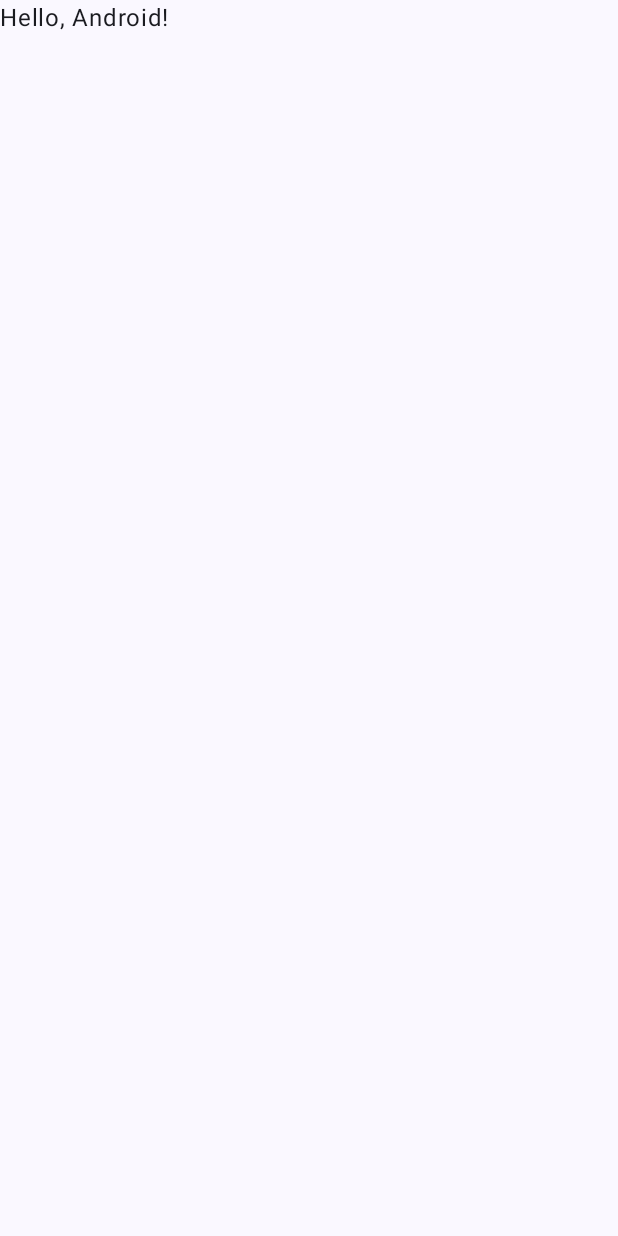
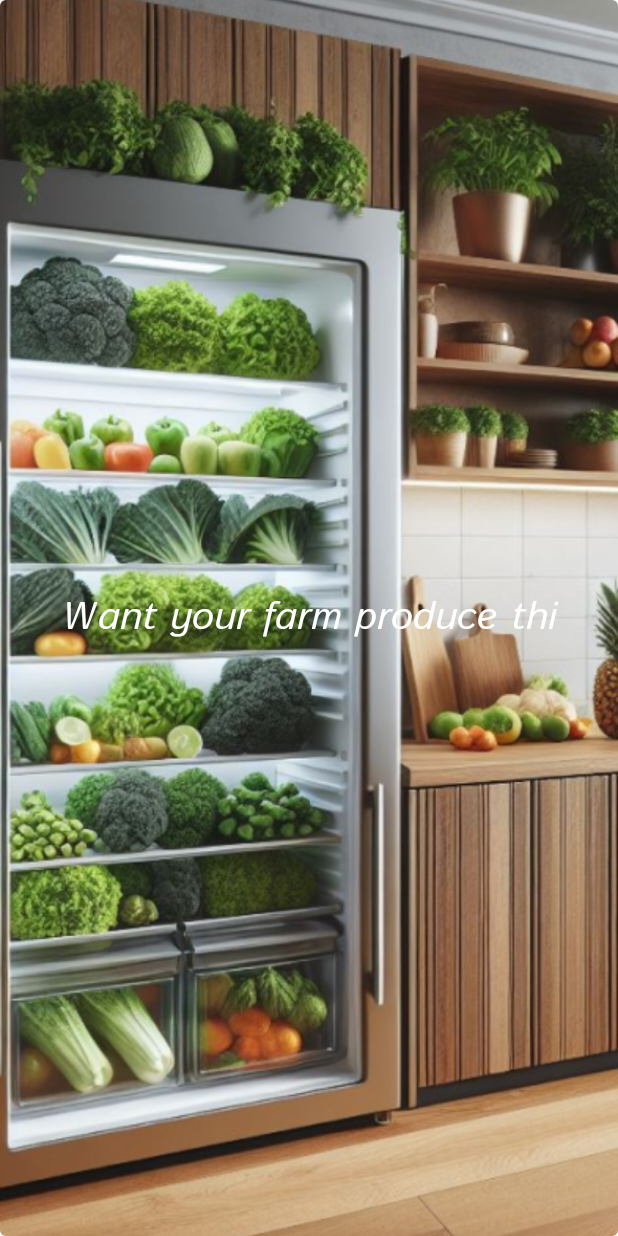
Before and after one commit to mmweru/PlantCare, an Android app built with Jetpack Compose: the screen it shows after launch (MainActivity), on a phone screen of 412 x 824 dp. Before the commit the screen is almost empty. Run offline under Robolectric (Android 15) with nearby library versions, the light colour scheme and no system bars.

Commit message:
feat: Add of the welcome screen and the test cases for splash screen

```diff
--- a/app/src/main/java/com/example/plantcareai/MainActivity.kt
+++ b/app/src/main/java/com/example/plantcareai/MainActivity.kt
@@ -9,32 +9,30 @@ import androidx.compose.material3.Text
 import androidx.compose.runtime.Composable
 import androidx.compose.ui.Modifier
 import androidx.compose.ui.tooling.preview.Preview
+import androidx.navigation.compose.NavHost
+import androidx.navigation.compose.composable
+import androidx.navigation.compose.rememberNavController
+import com.example.plantcareai.authentication.AnimatedSplash
+import com.example.plantcareai.authentication.PreviewShowScreen
 import com.example.plantcareai.ui.theme.PlantCareAITheme
 
 class MainActivity : ComponentActivity() {
     override fun onCreate(savedInstanceState: Bundle?) {
         super.onCreate(savedInstanceState)
         setContent {
-            PlantCareAITheme {
-                // Your content setup here
-                Surface(modifier = Modifier.fillMaxSize()) {
-                    Greeting(name = "Android")
+            //Implementation of the navigation graph
+            val navController = rememberNavController()
+            NavHost(navController = navController, startDestination = "splash_screen") {
+                composable("splash_screen") {
+                    AnimatedSplash(navController = navController)
+
+                }
+                composable("welcome") {
+                    PreviewShowScreen(navController = navController)
                 }
             }
+
         }
     }
 
-    @Composable
-    fun Greeting(name: String) {
-        Text(text = "Hello, $name!", modifier = Modifier.fillMaxSize())
-    }
 }
-
-@Preview
-@Composable
-fun DefaultPreview() {
-    PlantCareAITheme {
-        Surface(modifier = Modifier.fillMaxSize()) {
-        }
-    }
-}
--- a/app/src/main/java/com/example/plantcareai/authentication/Splash.kt
+++ b/app/src/main/java/com/example/plantcareai/authentication/Splash.kt
@@ -1,5 +1,7 @@
 package com.example.plantcareai.authentication
 
+import androidx.compose.animation.core.animateFloatAsState
+import androidx.compose.animation.core.tween
 import androidx.compose.foundation.Image
 import androidx.compose.foundation.background
 import androidx.compose.foundation.layout.Arrangement
@@ -18,11 +20,15 @@ import androidx.compose.runtime.LaunchedEffect
 import androidx.compose.runtime.getValue
 import androidx.compose.runtime.mutableStateOf
 import androidx.compose.runtime.remember
+import androidx.compose.runtime.setValue
 import androidx.compose.ui.Alignment
 import androidx.compose.ui.Modifier
 import androidx.compose.ui.graphics.Color
 import androidx.compose.ui.layout.ContentScale
+import androidx.compose.ui.platform.testTag
 import androidx.compose.ui.res.painterResource
+import androidx.compose.ui.semantics.contentDescription
+import androidx.compose.ui.semantics.semantics
 import androidx.compose.ui.text.TextStyle
 import androidx.compose.ui.text.font.Font
 import androidx.compose.ui.text.font.FontFamily
@@ -31,17 +37,40 @@ import androidx.compose.ui.text.style.TextAlign
 import androidx.compose.ui.tooling.preview.Preview
 import androidx.compose.ui.unit.dp
 import androidx.compose.ui.unit.sp
+import androidx.navigation.NavHostController
 import com.airbnb.lottie.compose.LottieAnimation
 import com.airbnb.lottie.compose.LottieCompositionSpec
 import com.airbnb.lottie.compose.animateLottieCompositionAsState
 import com.airbnb.lottie.compose.rememberLottieComposition
 import com.example.plantcareai.R
+import kotlinx.coroutines.delay
 
-@Preview
 @Composable
-fun Splash() {
+fun AnimatedSplash(navController: NavHostController){
+    var startAnimation by remember{
+        mutableStateOf(false)
+    }
+    val alphaAnim = animateFloatAsState(
+        targetValue = if(startAnimation) 1f else 0f,
+        animationSpec= tween(
+            durationMillis = 4500
+        )
+    )
+    LaunchedEffect(key1 = true){
+        startAnimation = true
+        delay(5500)
+        navController.popBackStack()
+        navController.navigate("welcome")
+    }
+    Splash(alpha = alphaAnim.value, modifier = Modifier.semantics { contentDescription = "Splash" })
+
+}
+
+@Composable
+fun Splash(alpha: Float, modifier: Modifier) {
     Box(
-        modifier = Modifier.fillMaxSize(),
+        modifier = Modifier.fillMaxSize()
+            .semantics { contentDescription = "Box" },
         contentAlignment = Alignment.Center
     ) {
         LogoText()
@@ -100,7 +129,8 @@ fun Lottie() {
         isPlaying.value = progress == 0f
     }
     Box(
-        modifier = Modifier.fillMaxSize(),
+        modifier = Modifier.fillMaxSize()
+            .semantics { contentDescription = "LottieAnimation" }, // Set content description here
         contentAlignment = Alignment.Center
     ) {
         LottieAnimation(
@@ -112,6 +142,7 @@ fun Lottie() {
     }
 }
 
+
 @Composable
 fun MyImage() {
     Image(
--- /dev/null
+++ b/app/src/main/java/com/example/plantcareai/authentication/Welcome.kt
@@ -0,0 +1,180 @@
+package com.example.plantcareai.authentication
+
+import android.annotation.SuppressLint
+import androidx.compose.animation.core.animateFloatAsState
+import androidx.compose.animation.core.tween
+import androidx.compose.foundation.Image
+import androidx.compose.foundation.layout.Arrangement
+import androidx.compose.foundation.layout.Box
+import androidx.compose.foundation.layout.Column
+import androidx.compose.foundation.layout.fillMaxSize
+import androidx.compose.foundation.layout.padding
+import androidx.compose.material.MaterialTheme
+import androidx.compose.material.MaterialTheme.typography
+import androidx.compose.material.darkColors
+import androidx.compose.material.lightColors
+import androidx.compose.material3.Text
+import androidx.compose.runtime.Composable
+import androidx.compose.runtime.LaunchedEffect
+import androidx.compose.runtime.getValue
+import androidx.compose.runtime.mutableStateOf
+import androidx.compose.runtime.remember
+import androidx.compose.runtime.setValue
+import androidx.compose.ui.Alignment
+import androidx.compose.ui.Modifier
+import androidx.compose.ui.draw.clip
+import androidx.compose.ui.graphics.Color
+import androidx.compose.ui.layout.ContentScale
+import androidx.compose.ui.platform.LocalContext
+import androidx.compose.ui.res.painterResource
+import androidx.compose.ui.text.font.Font
+import androidx.compose.ui.text.font.FontFamily
+import androidx.compose.ui.text.font.FontStyle
+import androidx.compose.ui.text.font.FontWeight
+import androidx.compose.ui.text.style.TextAlign
+import androidx.compose.ui.tooling.preview.Preview
+import androidx.compose.ui.unit.dp
+import androidx.compose.ui.unit.sp
+import androidx.navigation.NavHostController
+import com.example.plantcareai.R
+import kotlinx.coroutines.delay
+import kotlinx.coroutines.launch
+
+@SuppressLint("ConflictingOnColor")
+@Composable
+fun MyApplicationTheme(content: @Composable () -> Unit) {
+    MaterialTheme(
+        colors = darkColors(
+            primary = Color.Black,
+            onPrimary = Color.Blue,
+            background = Color.Black,
+            onBackground = Color.Magenta
+        ),
+        typography = typography,
+        content = content
+    )
+}
+
+@Composable
+fun TypingText(text: String, modifier: Modifier = Modifier) {
+    var typedText by remember { mutableStateOf("") }
+    var isTyping by remember { mutableStateOf(true) }
+
+    LaunchedEffect(Unit) {
+        text.forEachIndexed { index, _ ->
+            launch {
+                delay((index + 1) * 100L)
+                typedText = text.take(index + 1)
+                if (index == text.length - 1) {
+                    isTyping = false
+                }
+            }
+        }
+    }
+    val my_font = FontFamily(Font(R.font.istok_bold_italic))
+
+    Text(
+        text = typedText,
+        modifier = modifier,
+        color = Color.White,
+        fontSize = 26.sp,
+        textAlign = TextAlign.Center,
+        fontFamily = my_font
+    )
+}
+
+@Composable
+fun ShowScreen(alpha: Float) {
+    val context = LocalContext.current
+    val isDarkTheme = isSystemInDarkTheme(context)
+    val images = listOf(
+        R.drawable.page,
+        R.drawable.page1,
+        R.drawable.page2
+    )
+    var pageIndex by remember { mutableStateOf(0) }
+
+    LaunchedEffect(Unit) {
+        while (true) {
+            delay(4500L) // Switch between screens every 5 seconds
+            pageIndex = (pageIndex + 1) % images.size
+        }
+    }
+
+    val colors = if (isDarkTheme) {
+        darkColors(
+            primary = Color.Black,
+            onPrimary = Color.White,
+            background = Color.Black,
+            onBackground = Color.White
+        )
+    } else {
+        lightColors(
+            primary = Color.White,
+            onPrimary = Color.Black,
+            background = Color.White,
+            onBackground = Color.Black
+        )
+    }
+
+    MaterialTheme(
+        colors = colors,
+        typography = typography
+    ) {
+        Box(
+            modifier = Modifier
+                .fillMaxSize()
+        ) {
+            Image(
+                painter = painterResource(id = images[pageIndex]),
+                contentDescription = null,
+                modifier = Modifier
+                    .fillMaxSize()
+                    .clip(MaterialTheme.shapes.medium),
+                contentScale = ContentScale.Crop
+            )
+
+            Column(
+                modifier = Modifier
+                    .fillMaxSize()
+                    .padding(16.dp),
+                verticalArrangement = Arrangement.Center,
+                horizontalAlignment = Alignment.CenterHorizontally
+            ) {
+                when (pageIndex) {
+                    0 -> TypingText(text = "Want your farm produce this fresh?")
+                    1 -> TypingText(text = "Always puzzled about the disease your crop is suffering from?")
+                    2 -> TypingText(text = "Get Started with PlantCare AI\u2028For disease prediction and hence healthier crops...")
+                }
+            }
+        }
+    }
+}
+
+@Composable
+fun isSystemInDarkTheme(context: android.content.Context) =
+    context.resources.configuration.uiMode and
+            android.content.res.Configuration.UI_MODE_NIGHT_MASK == android.content.res.Configuration.UI_MODE_NIGHT_YES
+
+@Composable
+fun PreviewShowScreen(navController: NavHostController){
+    var startAnimation by remember{
+        mutableStateOf(false)
+    }
+    val alphaAnim = animateFloatAsState(
+        targetValue = if(startAnimation) 1f else 0f,
+        animationSpec= tween(
+            durationMillis = 8500
+        )
+    )
+    LaunchedEffect(key1 = true){
+        startAnimation = true
+        delay(10500)
+//        navController.popBackStack()
+//        navController.navigate("log_in")
+    }
+    MyApplicationTheme {
+        ShowScreen(alpha = alphaAnim.value)
+
+    }
+}
--- a/gradle/libs.versions.toml
+++ b/gradle/libs.versions.toml
@@ -8,9 +8,13 @@ espressoCore = "3.5.1"
 lifecycleRuntimeKtx = "2.7.0"
 activityCompose = "1.8.2"
 composeBom = "2023.08.00"
+lifecycleRuntimeKtxVersion = "2.6.2"
+navigationRuntimeKtx = "2.7.7"
+navigationCompose = "2.7.7"
 
 [libraries]
 androidx-core-ktx = { group = "androidx.core", name = "core-ktx", version.ref = "coreKtx" }
+androidx-lifecycle-runtime-ktx-v262 = { module = "androidx.lifecycle:lifecycle-runtime-ktx", version.ref = "lifecycleRuntimeKtxVersion" }
 junit = { group = "junit", name = "junit", version.ref = "junit" }
 androidx-junit = { group = "androidx.test.ext", name = "junit", version.ref = "junitVersion" }
 androidx-espresso-core = { group = "androidx.test.espresso", name = "espresso-core", version.ref = "espressoCore" }
@@ -24,6 +28,8 @@ androidx-ui-tooling-preview = { group = "androidx.compose.ui", name = "ui-toolin
 androidx-ui-test-manifest = { group = "androidx.compose.ui", name = "ui-test-manifest" }
 androidx-ui-test-junit4 = { group = "androidx.compose.ui", name = "ui-test-junit4" }
 androidx-material3 = { group = "androidx.compose.material3", name = "material3" }
+androidx-navigation-runtime-ktx = { group = "androidx.navigation", name = "navigation-runtime-ktx", version.ref = "navigationRuntimeKtx" }
+androidx-navigation-compose = { group = "androidx.navigation", name = "navigation-compose", version.ref = "navigationCompose" }
 
 [plugins]
 androidApplication = { id = "com.android.application", version.ref = "agp" }
```
Also changed, not shown: app/build.gradle.kts (+16 -3 lines), app/src/main/res/drawable/page.png (added), app/src/main/res/drawable/page1.png (added), app/src/main/res/drawable/page2.png (added), app/src/main/res/font/irish_grover.ttf (added), app/src/main/res/font/istok_bold_italic.ttf (added), app/src/main/res/font/istok_regular.ttf (added), 1 other file.
